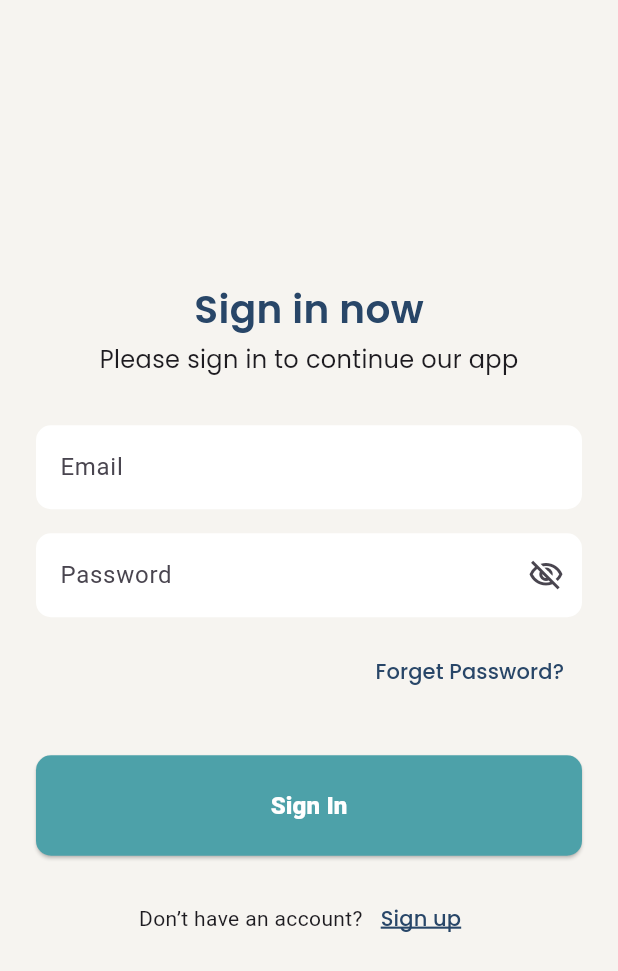
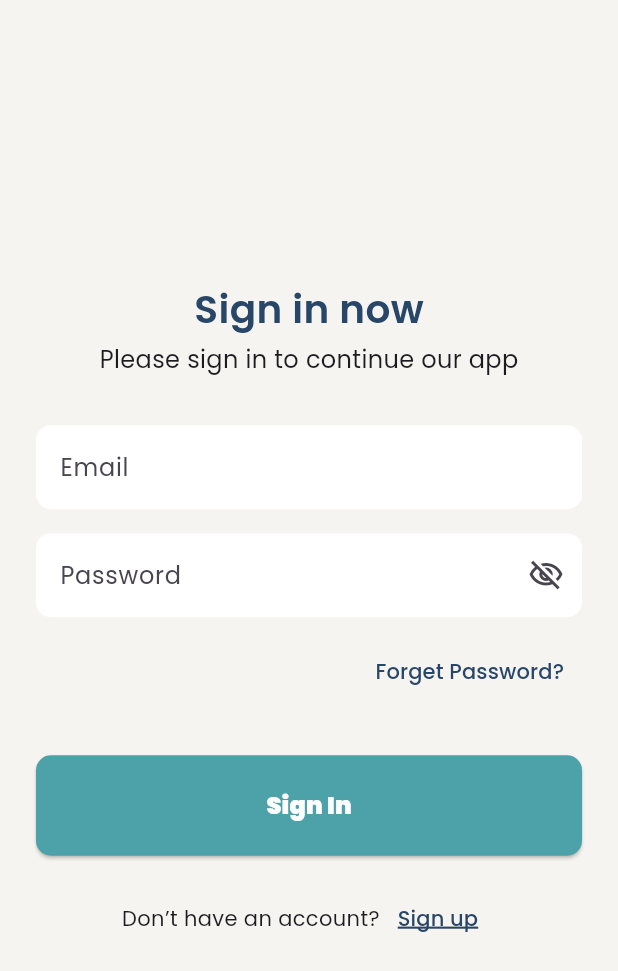
Before and after one commit to fasih124/FYP_203, a Flutter app: the screen it shows after launch, after a tap on "Skip", on a phone screen of 412 x 824 dp. Shown: the top 971 px of the screen. Run offline on Flutter 3.47's test engine with Material 3 defaults, Android fonts, the phone set to English and light mode, and no system bars; our stand-ins replace flutter_svg, google_fonts.

Commit message:
fix font not showing error, change font name p-->P

```diff
--- a/Implementation/Flutter_Files/lib/constants/text_constant.dart
+++ b/Implementation/Flutter_Files/lib/constants/text_constant.dart
@@ -1,17 +1,19 @@
 
 import 'package:flutter/material.dart';
+import 'package:google_fonts/google_fonts.dart';
 class AppTextStyle{
   // Splash screen
-  static const TextStyle app_title = TextStyle(fontWeight: FontWeight.w700,fontSize:34 ,fontFamily: 'poppins');
-  static const TextStyle app_sub_title = TextStyle(fontWeight: FontWeight.w400,fontSize:16 ,fontFamily: 'poppins');
+  static const TextStyle app_title = TextStyle(fontWeight: FontWeight.w700,fontSize:34 ,fontFamily: 'poppPoppinsins');
+  // static  TextStyle app_title = GoogleFonts.poppins(fontSize: 34, fontWeight: FontWeight.bold);
+  static const TextStyle app_sub_title = TextStyle(fontWeight: FontWeight.w400,fontSize:16 ,fontFamily: 'Poppins');
   //On Board Screen
-  static const TextStyle heading_1 = TextStyle(fontWeight: FontWeight.w900  ,fontSize:30 ,fontFamily: 'poppins');
-  static const TextStyle heading_2 = TextStyle(fontWeight: FontWeight.w600,fontSize:26 ,fontFamily: 'poppins');
-  static const TextStyle sub_heading_1 = TextStyle(fontWeight: FontWeight.w400,fontSize:16 ,fontFamily: 'poppins');
-  static const TextStyle button_text = TextStyle(fontWeight: FontWeight.w700,fontSize:16 ,fontFamily: 'poppins');
-  static const TextStyle skip_button_text = TextStyle(fontWeight: FontWeight.w400,fontSize:18 ,fontFamily: 'poppins');
-  static const TextStyle Ragular = TextStyle(fontWeight: FontWeight.normal,fontSize:16 ,fontFamily: 'poppins');
-  static const TextStyle Small_text_1 = TextStyle(fontWeight: FontWeight.w500,fontSize:14 ,fontFamily: 'poppins');
+  static const TextStyle heading_1 = TextStyle(fontWeight: FontWeight.w800  ,fontSize:30 ,fontFamily: 'Poppins');
+  static const TextStyle heading_2 = TextStyle(fontWeight: FontWeight.w600,fontSize:26 ,fontFamily: 'Poppins');
+  static const TextStyle sub_heading_1 = TextStyle(fontWeight: FontWeight.w400,fontSize:16 ,fontFamily: 'Poppins');
+  static const TextStyle button_text = TextStyle(fontWeight: FontWeight.w700,fontSize:16 ,fontFamily: 'Poppins');
+  static const TextStyle skip_button_text = TextStyle(fontWeight: FontWeight.w400,fontSize:18 ,fontFamily: 'Poppins');
+  static const TextStyle Ragular = TextStyle(fontWeight: FontWeight.normal,fontSize:16 ,fontFamily: 'Poppins');
+  static const TextStyle Small_text_1 = TextStyle(fontWeight: FontWeight.w500,fontSize:14 ,fontFamily: 'Poppins');
 
  //Sign-up/in
 
--- a/Implementation/Flutter_Files/lib/main.dart
+++ b/Implementation/Flutter_Files/lib/main.dart
@@ -24,11 +24,11 @@ class MyApp extends StatelessWidget {
   Widget build(BuildContext context) {
     return MaterialApp(
       title: 'Flutter Demo',
-      theme: ThemeData(useMaterial3: true).copyWith(
+      theme: ThemeData(useMaterial3: true,fontFamily:'Poppins',).copyWith(
         scaffoldBackgroundColor: AppColorCode.neutralColor_500
       ),
       debugShowCheckedModeBanner: false,
-      home: const SplashScreen(),
+      home: const Onboard1Screen(), // SplashScreen(),
     );
   }
 }
--- a/Implementation/Flutter_Files/lib/screens/onboard_1_screen.dart
+++ b/Implementation/Flutter_Files/lib/screens/onboard_1_screen.dart
@@ -31,6 +31,7 @@ class Onboard1Screen extends StatelessWidget {
                 child: Text(
                   "Skip",
                   style: TextStyle(
+                      fontWeight:FontWeight.w600,
                       decoration: TextDecoration.underline,
                       color: AppColorCode.primaryColor_500),
                 ),
--- a/Implementation/Flutter_Files/lib/screens/splash_screen.dart
+++ b/Implementation/Flutter_Files/lib/screens/splash_screen.dart
@@ -2,6 +2,7 @@ import 'package:flutter/material.dart';
 import 'package:fyp_203/constants/colors_constant.dart';
 import 'package:fyp_203/constants/text_constant.dart';
 import 'package:fyp_203/screens/onboard_1_screen.dart';
+import 'package:google_fonts/google_fonts.dart';
 
 import 'home_screen.dart';
 
@@ -16,12 +17,12 @@ class _SplashScreenState extends State<SplashScreen> {
   @override
   void initState() {
     super.initState();
-    Future.delayed(const Duration(seconds: 5), () {
-      Navigator.pushReplacement(
-        context,
-        MaterialPageRoute(builder: (context) => const Onboard1Screen()),
-      );
-    });
+    Future.delayed(const Duration(seconds: 3), () {
+       Navigator.pushReplacement(
+         context,
+         MaterialPageRoute(builder: (context) => const Onboard1Screen()),
+       );
+     });
   }
 
   @override
@@ -34,24 +35,19 @@ class _SplashScreenState extends State<SplashScreen> {
           Center(
             child: Text(
               'CareNest',
-              style: AppTextStyle.app_title.copyWith(color: AppColorCode.White_shade),
-              //TextStyle(
-                  //fontSize: 34,
-                  //fontFamily: 'Poppins',
-                 // fontWeight: FontWeight.bold,
-                //color: AppColorCode.White_shade
-              //),
+              style: GoogleFonts.poppins(
+                  fontSize: 34,
+                  fontWeight: FontWeight.w700,
+                  color: Colors.white),
             ),
           ),
           Center(
             child: Text(
               'Where Love Meets Technology',
-               style:AppTextStyle.app_sub_title.copyWith(color: AppColorCode.White_shade),
-              // TextStyle(
-              //   fontSize: 16,
-              //   fontFamily: 'Poppins',
-              //     color: AppColorCode.White_shade
-              // ),
+              style:GoogleFonts.poppins(
+                  fontSize: 14,
+                  fontWeight: FontWeight.w400,
+                  color: Colors.white),
             ),
           ),
         ],
--- a/Implementation/Flutter_Files/pubspec.yaml
+++ b/Implementation/Flutter_Files/pubspec.yaml
@@ -36,6 +36,7 @@ dependencies:
   # Use with the CupertinoIcons class for iOS style icons.
   cupertino_icons: ^1.0.8
   flutter_svg: ^2.0.17
+  google_fonts: ^6.2.1
 
 dev_dependencies:
   flutter_test:
```
Also changed, not shown: Implementation/Flutter_Files/pubspec.lock, 1 other file.
